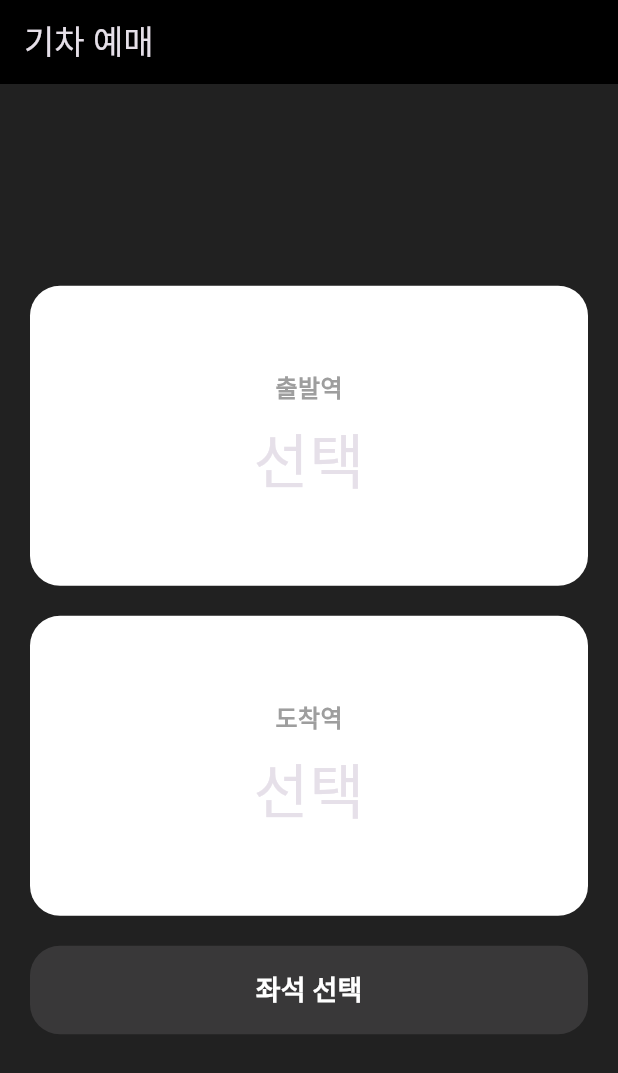
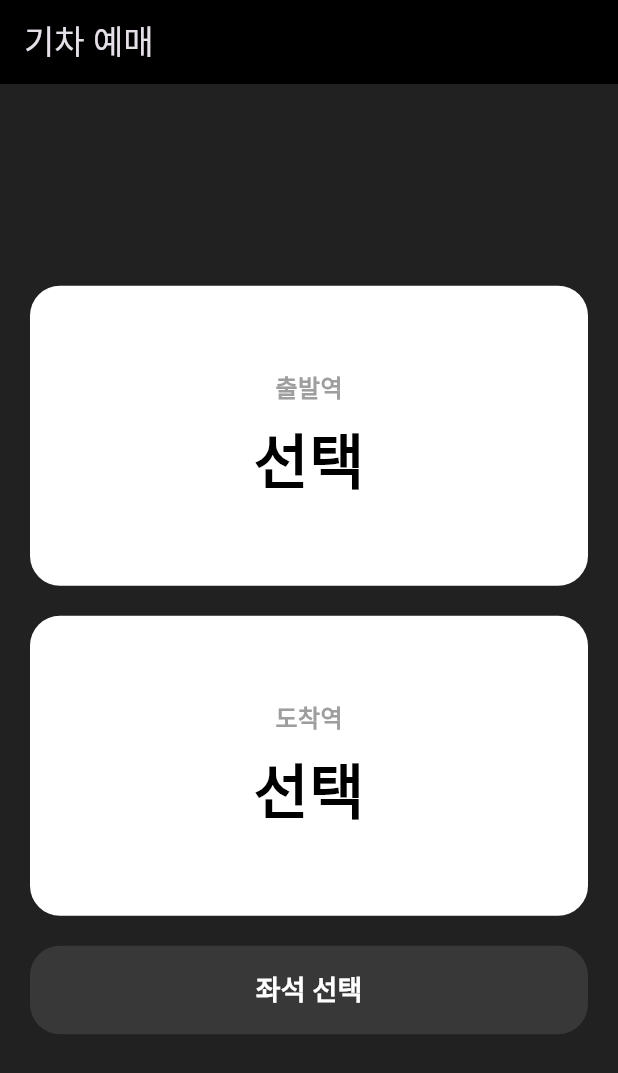
Before and after one commit to songsongdang/flutter_train_app, a Flutter app: the screen it shows after launch, on a phone screen of 412 x 824 dp. Shown: the top 1073 px of the screen. Run offline on Flutter 3.47's test engine with Material 3 defaults, Android fonts, the phone set to English and light mode, and no system bars.

Commit message:
추가기능

```diff
--- a/lib/HomePage.dart
+++ b/lib/HomePage.dart
@@ -192,7 +192,14 @@ class StationSelectBox extends StatelessWidget {
                 ),
               ),
               const SizedBox(height: 8),
-              Text(value ?? '선택', style: const TextStyle(fontSize: 40)),
+              Text(
+                value ?? '선택',
+                style: const TextStyle(
+                  fontSize: 40,
+                  color: Colors.black,
+                  fontWeight: FontWeight.bold,
+                ),
+              ),
             ],
           ),
         ),
```
Also changed, not shown: 1 other file.
